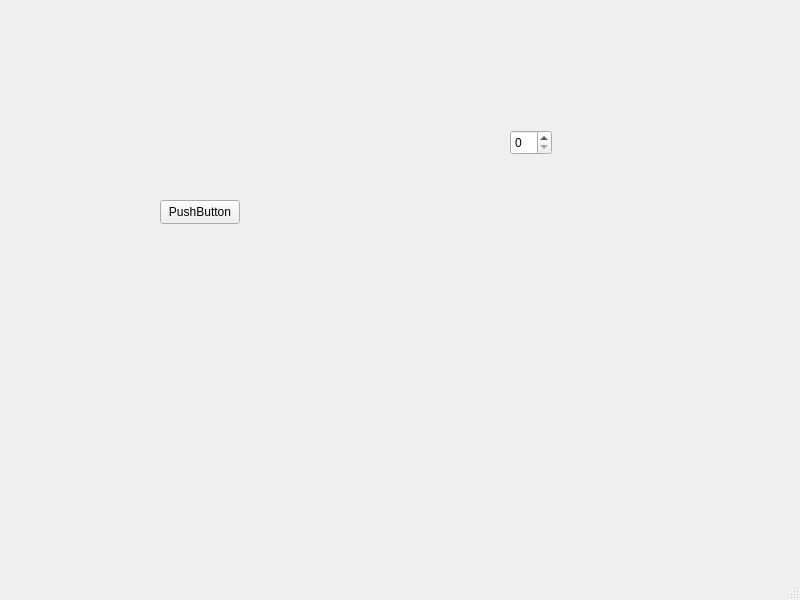
Above: mainwindow.ui from grzesiuf/sortowanie-babelkowe- before the change. Below: the same form after it.
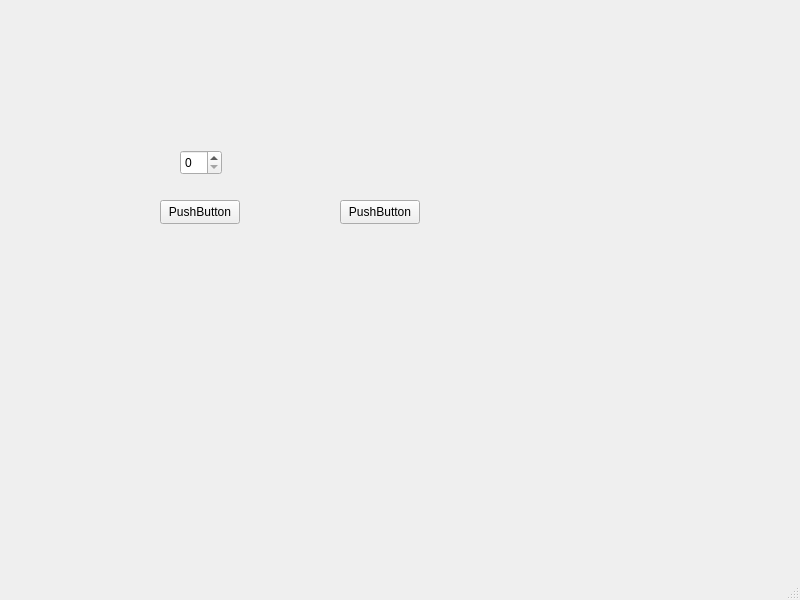
That is the form after the change.

What changed in the file:
```diff
--- a/mainwindow.ui
+++ b/mainwindow.ui
@@ -30,13 +30,26 @@
    <widget class="QSpinBox" name="spinBox">
     <property name="geometry">
      <rect>
-      <x>510</x>
-      <y>130</y>
+      <x>180</x>
+      <y>150</y>
       <width>42</width>
       <height>25</height>
      </rect>
     </property>
    </widget>
+   <widget class="QPushButton" name="pushButton_2">
+    <property name="geometry">
+     <rect>
+      <x>340</x>
+      <y>200</y>
+      <width>80</width>
+      <height>24</height>
+     </rect>
+    </property>
+    <property name="text">
+     <string>PushButton</string>
+    </property>
+   </widget>
   </widget>
   <widget class="QMenuBar" name="menubar">
    <property name="geometry">
```
